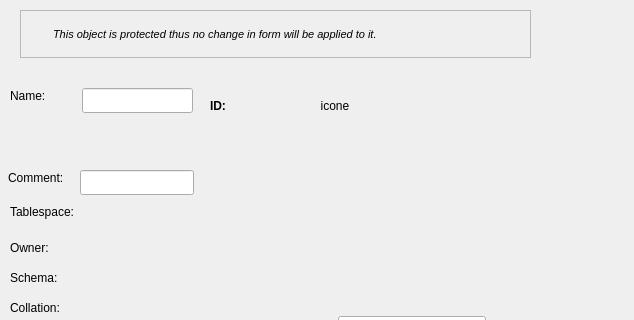
This is libpgmodeler_ui/ui/baseobjectwidget.ui in pgmodeler/pgmodeler as Qt 5 draws it before an edit; both pictures show x 0 to 634 and y 0 to 320 of the 634 by 588 pixel window. The edited form follows.
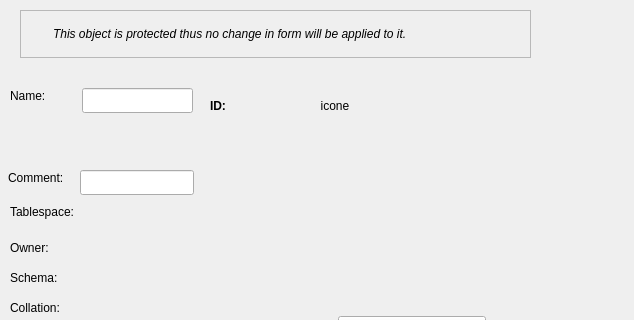
This is the edited form. Icons and pictures are not drawn.

Patch:
```diff
--- a/libpgmodeler_ui/ui/baseobjectwidget.ui
+++ b/libpgmodeler_ui/ui/baseobjectwidget.ui
@@ -282,7 +282,6 @@
      <widget class="QLabel" name="label_2">
       <property name="font">
        <font>
-        <pointsize>8</pointsize>
         <weight>50</weight>
         <italic>true</italic>
         <bold>false</bold>
```
Left out of the diff: 36 changed lines with no effect on the pictures.
